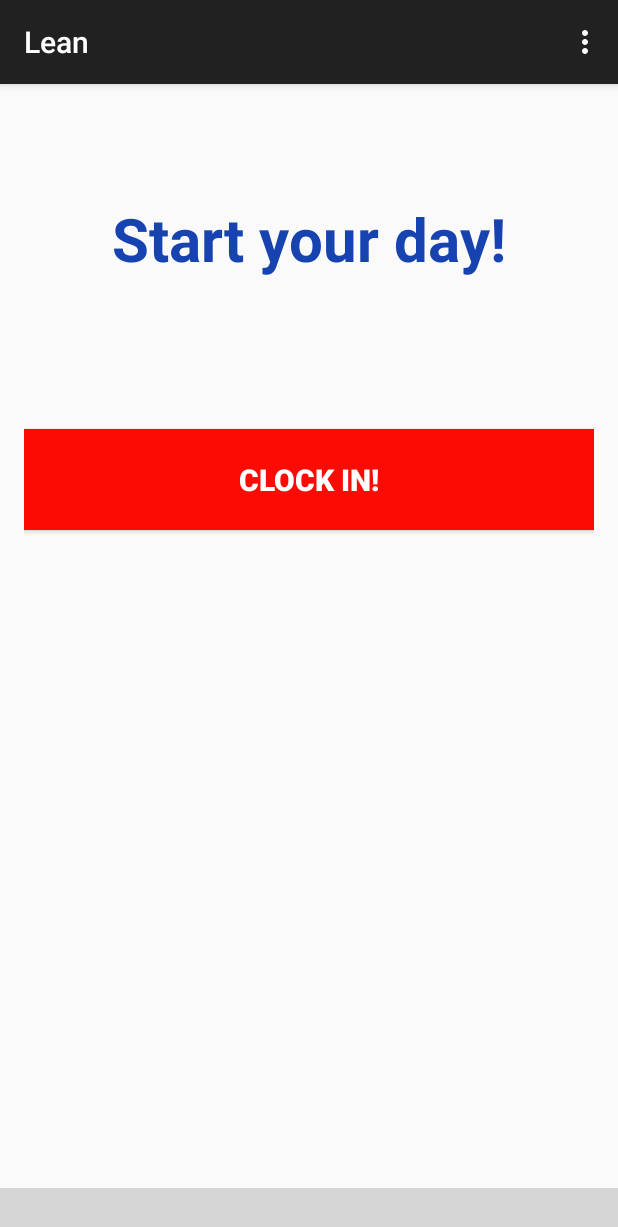
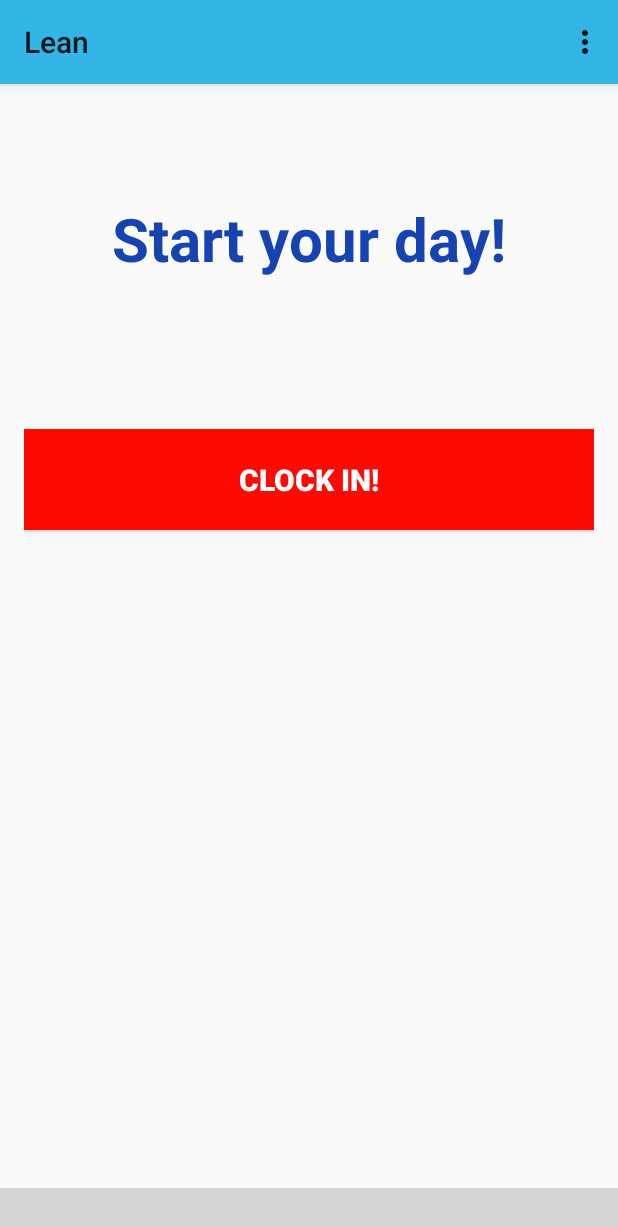
Before and after one commit to tomquercia/LeanApp, an Android app: the screen it shows after launch (MainActivity), on a phone screen of 412 x 824 dp. Shown: the top 1227 px of the screen. Run offline under Robolectric (Android 15) with nearby library versions, the phone set to English and light mode, and no system bars; libraries missing offline, so code that uses them is left out: com.melnykov.fab, io.codetail.animation, io.codetail.widget; 13 statements that could not run were skipped; grey boxes are pictures that could not be loaded.

Commit message:
Second Commit!
Added temp themes until kevin changes them, made the button toolbar look
spiffy, and overrode the back button in order to close the drawer if it
was open.

```diff
--- a/mobile/src/main/AndroidManifest.xml
+++ b/mobile/src/main/AndroidManifest.xml
@@ -8,7 +8,7 @@
         android:allowBackup="true"
         android:icon="@drawable/ic_launcher"
         android:label="@string/app_name"
-        android:theme="@style/AppTheme" >
+        android:theme="@style/LeanTheme" >
         <activity
             android:name=".MainActivity"
             android:label="@string/app_name" >
--- a/mobile/src/main/res/layout/activity_main.xml
+++ b/mobile/src/main/res/layout/activity_main.xml
@@ -52,23 +52,32 @@
         tb:tb_button_gravity="end"
         tb:tb_container_gravity="center"
         >
-        <TextView android:text="@string/clock_in" android:layout_width="wrap_content"
+
+        <RelativeLayout
+            android:layout_width="wrap_content"
+            android:layout_height="wrap_content">
+            <TextView
+                android:text="@string/clock_in"
+                android:layout_width="wrap_content"
+                android:layout_alignParentLeft="true"
+                android:layout_centerVertical="true"
                 android:layout_height="wrap_content"
                 android:textColor="@color/white"
                 android:id="@+id/go"
-            android:layout_gravity="center"
-            android:textSize="40dp"
-            android:textStyle="bold"
-            android:layout_marginTop="60dp" />
+                android:textSize="32sp"
+                android:layout_marginLeft="8dp"
+                android:textStyle="bold" />
 
             <ImageView
                 android:id="@+id/attach"
+                android:layout_alignParentRight="true"
+                android:layout_centerVertical="true"
+                android:layout_marginRight="8dp"
                 android:layout_width="wrap_content"
                 android:layout_height="wrap_content"
                 android:src="@drawable/ic_notify"
-            android:layout_marginLeft="16dp"
-            android:layout_marginRight="16dp"
                 />
+        </RelativeLayout>
 
     </com.github.alexkolpa.fabtoolbar.FabToolbar>
 
--- /dev/null
+++ b/mobile/src/main/res/values-v21/styles.xml
@@ -0,0 +1,9 @@
+<?xml version="1.0" encoding="utf-8"?>
+<resources>
+    <style name="LeanTheme" parent="Theme.AppCompat.Light">
+        <!-- Set AppCompat’s color theming attrs -->
+        <item name="colorPrimary">@color/blue</item>
+        <item name="colorPrimaryDark">@color/darkblue</item>
+        <!-- Other attributes -->
+    </style>
+</resources>
--- a/mobile/src/main/res/values/styles.xml
+++ b/mobile/src/main/res/values/styles.xml
@@ -1,7 +1,7 @@
 <resources>
 
     <!-- Base application theme. -->
-    <style name="AppTheme" parent="Theme.AppCompat.Light.DarkActionBar">
+    <style name="LeanTheme" parent="Theme.AppCompat.Light.DarkActionBar">
         <!-- Customize your theme here. -->
     </style>
 
```
Also changed, not shown: library/src/main/java/com/github/alexkolpa/fabtoolbar/FabToolbar.java (+7 -0 lines), mobile/src/main/java/com/nationwide/mobile/lean/MainActivity.java (+25 -1 lines). Lines whose indentation alone changed are shown as unchanged.
